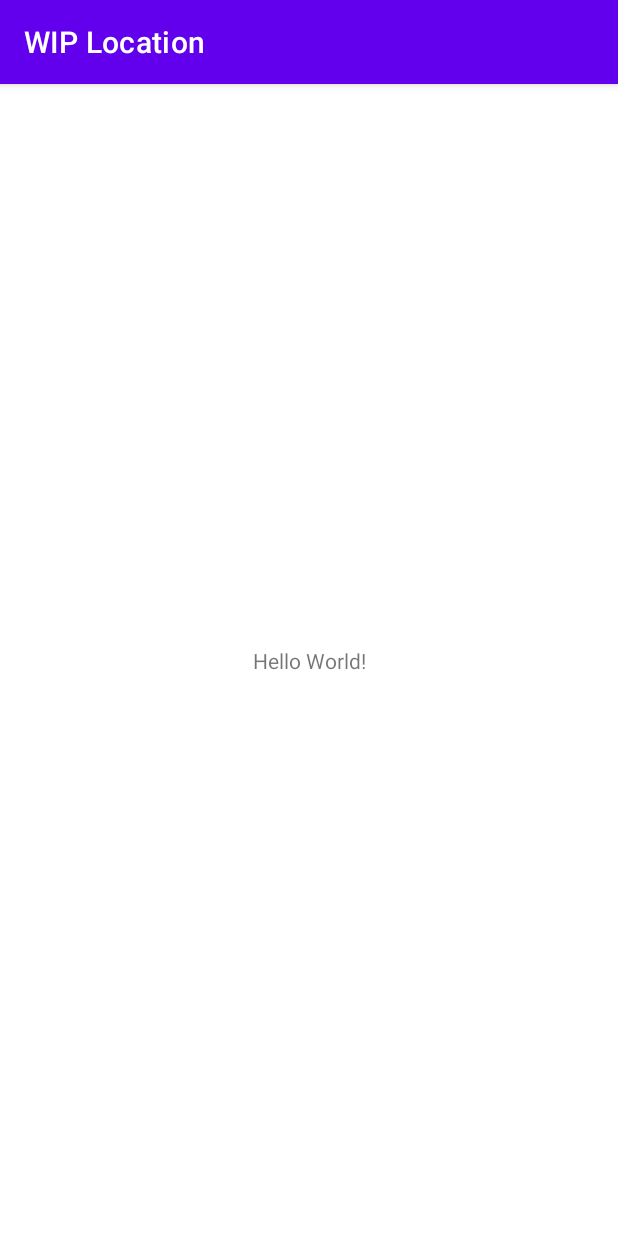
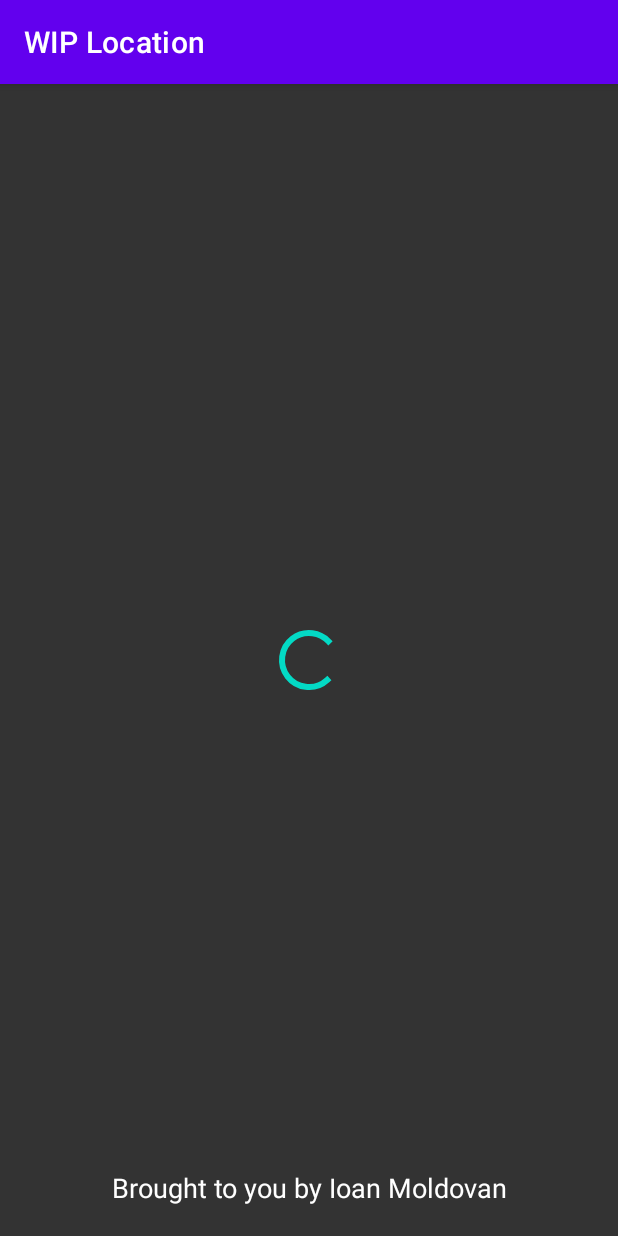
Before and after one commit to ioanmoldovan95/WIP-location, an Android app: the screen it shows after launch (MainActivity before the commit, SplashActivity after it), on a phone screen of 412 x 824 dp. Run offline under Robolectric (Android 15) with nearby library versions, the phone set to English and light mode, and no system bars; 1 statement that could not run was skipped.

```diff
--- a/app/build.gradle
+++ b/app/build.gradle
@@ -39,6 +39,11 @@ dependencies {
     implementation 'androidx.appcompat:appcompat:1.1.0'
     implementation 'com.google.android.material:material:1.1.0'
     implementation 'androidx.constraintlayout:constraintlayout:1.1.3'
+
+    //retrofit
+    implementation 'com.squareup.retrofit2:retrofit:2.1.0'
+    implementation 'com.squareup.retrofit2:converter-gson:2.1.0'
+
     testImplementation 'junit:junit:4.+'
     androidTestImplementation 'androidx.test.ext:junit:1.1.1'
     androidTestImplementation 'androidx.test.espresso:espresso-core:3.2.0'
--- a/app/src/main/java/com/example/wiplocation/MainActivity.kt
+++ /dev/null
@@ -1,11 +0,0 @@
-package com.example.wiplocation
-
-import androidx.appcompat.app.AppCompatActivity
-import android.os.Bundle
-
-class MainActivity : AppCompatActivity() {
-    override fun onCreate(savedInstanceState: Bundle?) {
-        super.onCreate(savedInstanceState)
-        setContentView(R.layout.activity_main)
-    }
-}
--- /dev/null
+++ b/app/src/main/java/com/example/wiplocation/WipApplication.kt
@@ -0,0 +1,26 @@
+package com.example.wiplocation
+
+import android.app.Application
+import com.example.wiplocation.service.WipLocationService
+import okhttp3.OkHttpClient
+import retrofit2.Retrofit
+import retrofit2.converter.gson.GsonConverterFactory
+
+class WipApplication : Application() {
+
+    lateinit var wipLocationService: WipLocationService
+
+    override fun onCreate() {
+        super.onCreate()
+
+        val client = OkHttpClient.Builder().build()
+
+        val retrofit = Retrofit.Builder()
+            .baseUrl("http://demo1042273.mockable.io")
+            .client(client)
+            .addConverterFactory(GsonConverterFactory.create())
+            .build()
+
+        wipLocationService = retrofit.create(WipLocationService::class.java)
+    }
+}
--- /dev/null
+++ b/app/src/main/java/com/example/wiplocation/model/LocationListResponse.kt
@@ -0,0 +1,6 @@
+package com.example.wiplocation.model
+
+data class LocationListResponse(
+    val status: String,
+    val locations: ArrayList<Location>
+)
--- /dev/null
+++ b/app/src/main/java/com/example/wiplocation/service/WipLocationService.kt
@@ -0,0 +1,11 @@
+package com.example.wiplocation.service
+
+import com.example.wiplocation.model.LocationListResponse
+import retrofit2.Call
+import retrofit2.http.GET
+
+interface WipLocationService {
+
+    @GET("/mylocations")
+    fun getLocationsList() : Call<LocationListResponse>
+}
--- /dev/null
+++ b/app/src/main/java/com/example/wiplocation/splash/SplashActivity.kt
@@ -0,0 +1,48 @@
+package com.example.wiplocation.splash
+
+import android.os.Bundle
+import android.widget.Toast
+import androidx.appcompat.app.AlertDialog
+import androidx.appcompat.app.AppCompatActivity
+import com.example.wiplocation.R
+import com.example.wiplocation.WipApplication
+import com.example.wiplocation.model.Location
+
+class SplashActivity : AppCompatActivity(), SplashView {
+
+    lateinit var presenter: SplashPresenter
+
+    override fun onCreate(savedInstanceState: Bundle?) {
+        super.onCreate(savedInstanceState)
+        setContentView(R.layout.activity_splash)
+        presenter = SplashPresenter(this)
+        presenter.getLocationsList()
+    }
+
+    override fun onGetLocationsListSuccess(locationsList: ArrayList<Location>) {
+        Toast.makeText(applicationContext, "Locations list fetched successfully", Toast.LENGTH_LONG).show()
+    }
+
+    override fun onGetLocationsListFailure(errorMessage: String) {
+        Toast.makeText(applicationContext, errorMessage, Toast.LENGTH_LONG).show()
+    }
+
+    override fun getWipApplication(): WipApplication {
+        return (application as WipApplication)
+    }
+
+    override fun onNoNetworkConectivity() {
+        val alertDialogBuilder = AlertDialog.Builder(this)
+        with(alertDialogBuilder) {
+            setTitle(R.string.network_error_dialog_title)
+            setMessage(R.string.network_error_dialog_description)
+            setPositiveButton(R.string.retry) { _, _ ->
+                presenter.getLocationsList()
+            }
+            setNegativeButton(R.string.exit) {
+                _, _ -> finish()
+            }
+        }
+        alertDialogBuilder.show()
+    }
+}
--- /dev/null
+++ b/app/src/main/java/com/example/wiplocation/splash/SplashPresenter.kt
@@ -0,0 +1,46 @@
+package com.example.wiplocation.splash
+
+import android.content.Context
+import android.net.ConnectivityManager
+import com.example.wiplocation.R
+import com.example.wiplocation.model.LocationListResponse
+import com.example.wiplocation.service.WipLocationService
+import retrofit2.Call
+import retrofit2.Callback
+import retrofit2.Response
+
+class SplashPresenter(val splashView: SplashView) {
+    private val wipLocationService: WipLocationService =
+        splashView.getWipApplication().wipLocationService
+
+    fun getLocationsList() {
+        if(!hasNetworkConnectivity()) {
+            splashView.onNoNetworkConectivity()
+        } else {
+            wipLocationService.getLocationsList().enqueue(object : Callback<LocationListResponse> {
+                override fun onResponse(
+                    call: Call<LocationListResponse>?,
+                    response: Response<LocationListResponse>?
+                ) {
+                    response?.body()?.let { locationListResponse ->
+                        splashView.onGetLocationsListSuccess(locationListResponse.locations)
+                    }
+
+                }
+
+                override fun onFailure(call: Call<LocationListResponse>?, t: Throwable?) {
+                    splashView.onGetLocationsListFailure(
+                        t?.localizedMessage
+                            ?: splashView.getWipApplication().getString(R.string.unknown_error)
+                    )
+                }
+            })
+        }
+    }
+
+    fun hasNetworkConnectivity(): Boolean {
+        val connectivityManager = splashView.getWipApplication().applicationContext.getSystemService(Context.CONNECTIVITY_SERVICE) as ConnectivityManager
+        val activeNetwork = connectivityManager.activeNetworkInfo
+        return activeNetwork?.isConnectedOrConnecting ?: false
+    }
+}
--- /dev/null
+++ b/app/src/main/java/com/example/wiplocation/splash/SplashView.kt
@@ -0,0 +1,11 @@
+package com.example.wiplocation.splash
+
+import com.example.wiplocation.WipApplication
+import com.example.wiplocation.model.Location
+
+interface SplashView {
+    fun onGetLocationsListSuccess(locationsList: ArrayList<Location>)
+    fun onGetLocationsListFailure(errorMessage: String)
+    fun onNoNetworkConectivity();
+    fun getWipApplication(): WipApplication
+}
--- a/app/src/main/res/layout/activity_main.xml
+++ b/app/src/main/res/layout/activity_location_list.xml
@@ -4,7 +4,7 @@
     xmlns:tools="http://schemas.android.com/tools"
     android:layout_width="match_parent"
     android:layout_height="match_parent"
-    tools:context=".MainActivity">
+    tools:context=".location_list.LocationListActivity">
 
     <TextView
         android:layout_width="wrap_content"
--- /dev/null
+++ b/app/src/main/res/layout/activity_splash.xml
@@ -0,0 +1,30 @@
+<?xml version="1.0" encoding="utf-8"?>
+<androidx.constraintlayout.widget.ConstraintLayout xmlns:android="http://schemas.android.com/apk/res/android"
+    xmlns:app="http://schemas.android.com/apk/res-auto"
+    android:layout_width="match_parent"
+    android:layout_height="match_parent"
+    android:background="#333333">
+
+    <ProgressBar
+        android:id="@+id/progress_circular"
+        android:layout_width="wrap_content"
+        android:layout_height="wrap_content"
+        android:progressTint="@color/white"
+        app:layout_constraintBottom_toBottomOf="parent"
+        app:layout_constraintEnd_toEndOf="parent"
+        app:layout_constraintStart_toStartOf="parent"
+        app:layout_constraintTop_toTopOf="parent" />
+
+    <TextView
+        android:id="@+id/splash_text"
+        android:layout_width="wrap_content"
+        android:layout_height="wrap_content"
+        android:layout_marginBottom="20dp"
+        android:text="Brought to you by Ioan Moldovan"
+        android:textColor="@color/white"
+        android:textSize="18dp"
+        app:layout_constraintBottom_toBottomOf="parent"
+        app:layout_constraintEnd_toEndOf="parent"
+        app:layout_constraintStart_toStartOf="parent" />
+
+</androidx.constraintlayout.widget.ConstraintLayout>
--- a/app/src/main/res/values/strings.xml
+++ b/app/src/main/res/values/strings.xml
@@ -1,3 +1,8 @@
 <resources>
     <string name="app_name">WIP Location</string>
+    <string name="unknown_error">An unknown error has occurred, please try again later</string>
+    <string name="network_error_dialog_title">No Internet?</string>
+    <string name="network_error_dialog_description">It seems there is a problem with your Internet connection. Please verify it and try again</string>
+    <string name="retry">Retry</string>
+    <string name="exit">Exit</string>
 </resources>
```
Also changed, not shown: app/src/main/AndroidManifest.xml (+6 -1 lines), app/src/main/java/com/example/wiplocation/location_list/LocationListActivity.kt (added, +12 -0 lines), app/src/main/java/com/example/wiplocation/model/Location.kt (added, +9 -0 lines), gradle/wrapper/gradle-wrapper.properties.
